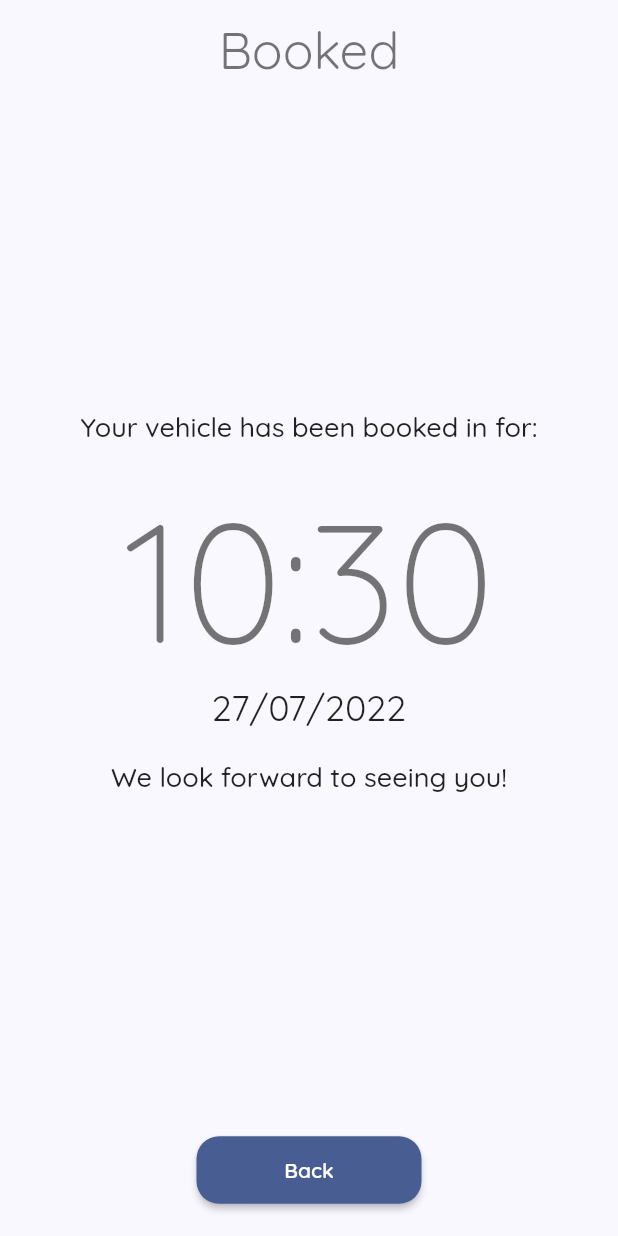
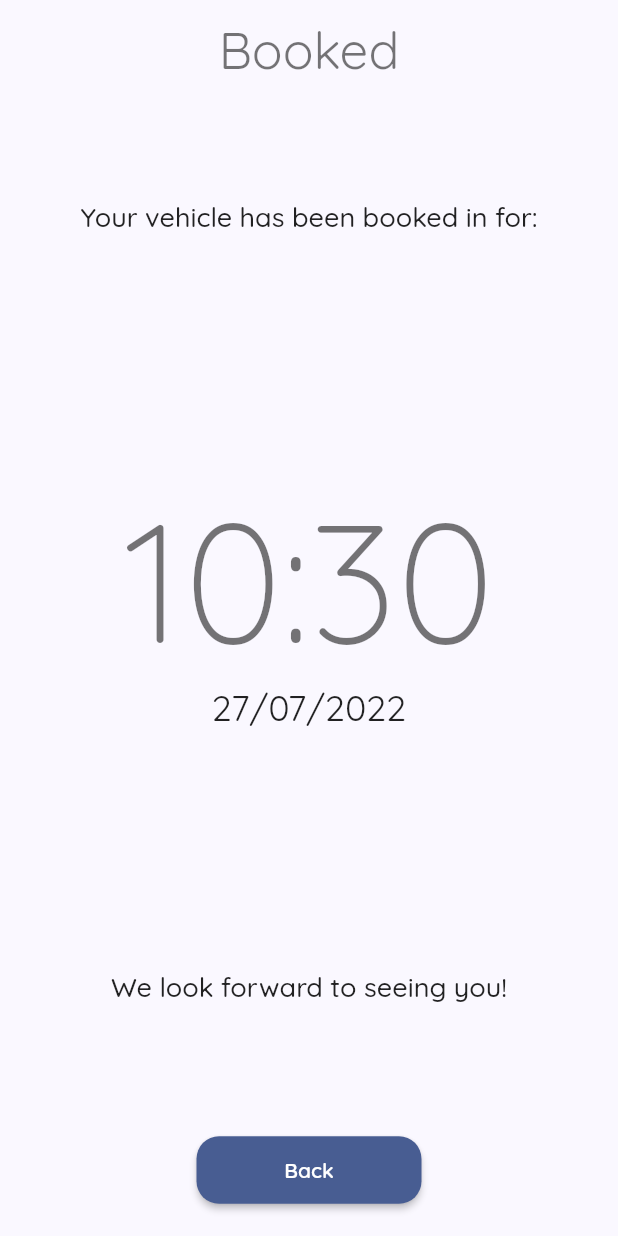
Before and after one commit to KevMCarp/portfolio-app, a Flutter app: the BookedScreen widget shown alone on an empty page, opened directly, on a phone screen of 412 x 824 dp. Run offline on Flutter 3.47's test engine with Material 2 defaults, Android fonts, the phone set to English and light mode, and no system bars; our stand-ins replace flutter_riverpod, google_fonts, rive.

Commit message:
style: add padding to content

```diff
--- a/lib/screens/status_widgets/booked.dart
+++ b/lib/screens/status_widgets/booked.dart
@@ -1,10 +1,10 @@
 import 'package:flutter/material.dart';
-import 'package:intl/intl.dart';
-import 'package:service_status/components/date_time_text.dart';
-import 'package:service_status/components/outlined_elevated_button.dart';
-import 'package:service_status/components/screen_layout.dart';
-import 'package:service_status/constants.dart';
-import 'package:service_status/routes/routes.dart';
+
+import '../../components/date_time_text.dart';
+import '../../components/outlined_elevated_button.dart';
+import '../../components/screen_layout.dart';
+import '../../constants.dart';
+import '../../routes/routes.dart';
 
 const _weLookForward = 'We look forward to seeing you!';
 const _bookedInFor = 'Your vehicle has been booked in for:';
@@ -85,9 +85,12 @@
     return ScreenLayout(
       title: 'Booked',
       portraitBuilder: (context) {
-        return Column(
-          mainAxisAlignment: MainAxisAlignment.center,
-          children: portraitLayout(bodyStyle: bodyStyle),
+        return Padding(
+          padding: const EdgeInsets.all(8.0),
+          child: Column(
+            mainAxisAlignment: MainAxisAlignment.spaceEvenly,
+            children: portraitLayout(bodyStyle: bodyStyle),
+          ),
         );
       },
       landscapeBuilder: (context) => landscapeLayout(
@@ -95,7 +98,7 @@
       ),
       footer: OutlinedElevatedButton(
         onPressed: () {
-          pushWelcomeRoute(context);
+          pop(context);
         },
         child: const Text('Back'),
       ),
```
